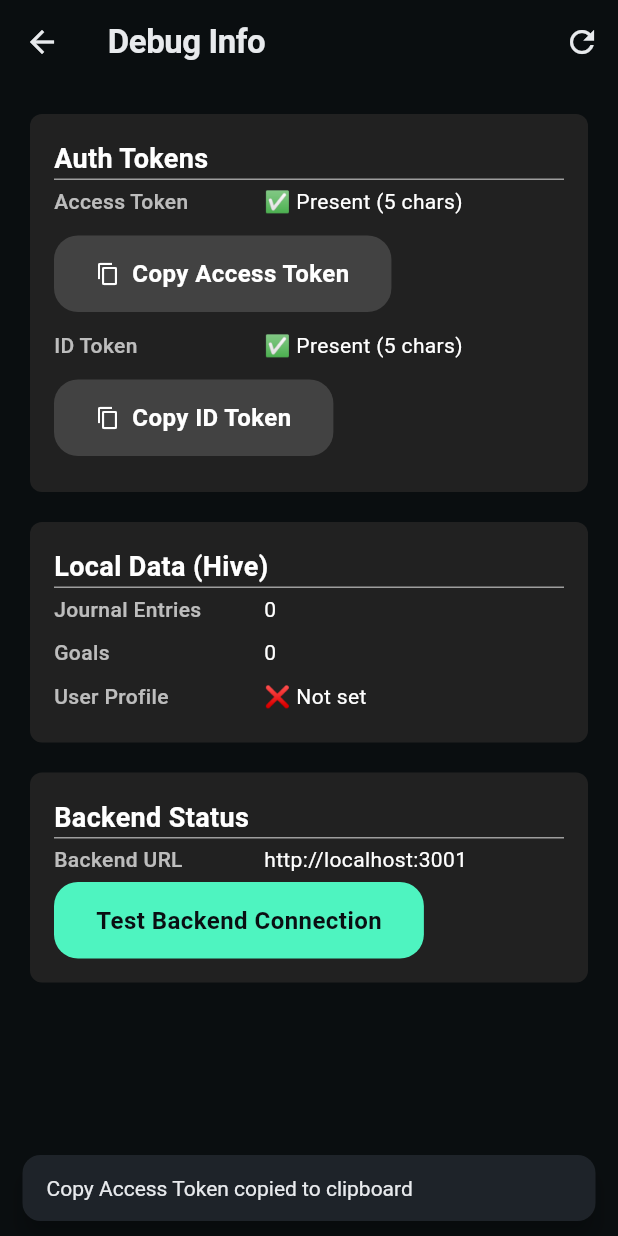
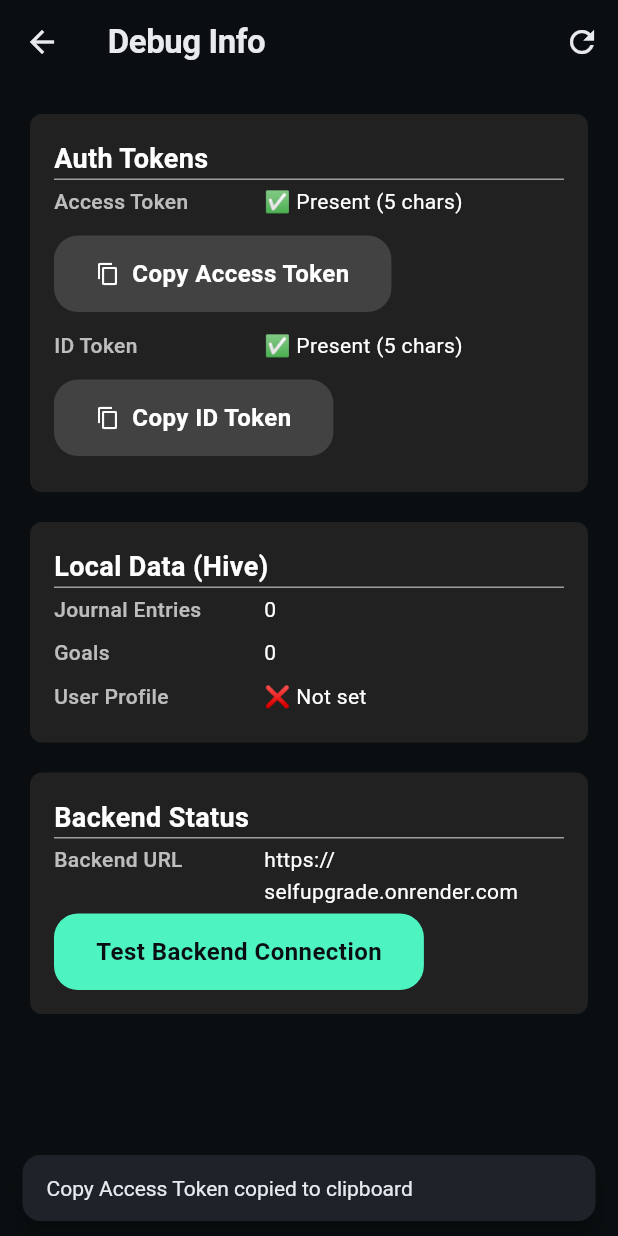
Before and after one commit to BenjaminSalkic/SelfUpgrade, a Flutter app: the DebugScreen screen opened by its route, after a tap on "Copy Access Token", on a phone screen of 412 x 824 dp. Run offline on Flutter 3.47's test engine with Material 3 defaults, Android fonts, the phone set to English and light mode, and no system bars; our stand-ins replace flutter_local_notifications, flutter_markdown, flutter_secure_storage, hive, hive_flutter, shared_preferences and 1 more; missing offline and left inert: auth0_flutter, dart:html; accounts and stored records are empty; network calls fail.

Commit message:
fix: use production backend URL by default for mobile

```diff
--- a/frontend/lib/config.dart
+++ b/frontend/lib/config.dart
@@ -1,4 +1,4 @@
 const String kBackendBaseUrl = String.fromEnvironment(
   'BACKEND_BASE_URL',
-  defaultValue: 'http://localhost:3001',
+  defaultValue: 'https://selfupgrade.onrender.com',
 );
```
